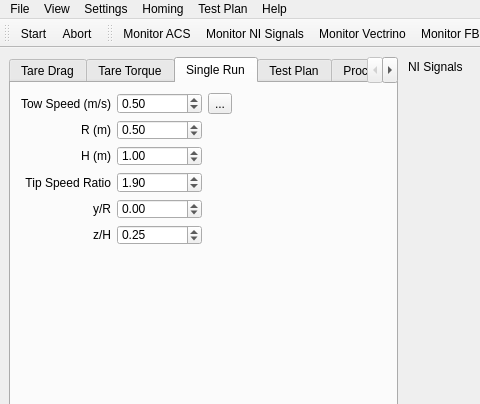
Above: gui/mainwindow.ui from petebachant/TurbineDAQ before the change; both pictures show x 0 to 480 and y 0 to 404 of the 1266 by 949 pixel window. Below: the same form after it.
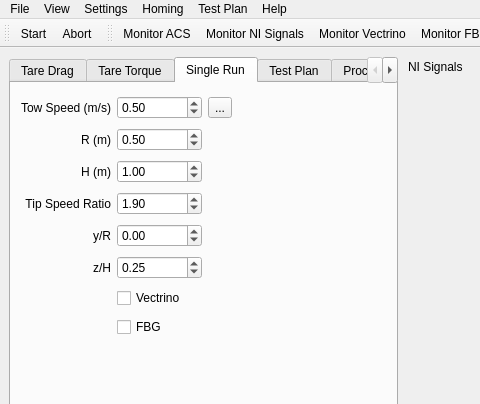
That is the form after the change. Icons and pictures are not drawn. Custom widgets are drawn as their Qt base class.

Commit message: Add Vectrino and FBG options to single run

```diff
--- a/gui/mainwindow.ui
+++ b/gui/mainwindow.ui
@@ -221,7 +221,7 @@
           <x>10</x>
           <y>10</y>
           <width>211</width>
-          <height>152</height>
+          <height>251</height>
          </rect>
         </property>
         <layout class="QGridLayout" name="gridLayout_singleRun">
@@ -361,6 +361,20 @@
            </property>
           </widget>
          </item>
+         <item row="6" column="1">
+          <widget class="QCheckBox" name="checkBox_singleRunVectrino">
+           <property name="text">
+            <string>Vectrino</string>
+           </property>
+          </widget>
+         </item>
+         <item row="7" column="1">
+          <widget class="QCheckBox" name="checkBox_singleRunFBG">
+           <property name="text">
+            <string>FBG</string>
+           </property>
+          </widget>
+         </item>
         </layout>
        </widget>
       </widget>
```
The commit also changes 3 other files.
